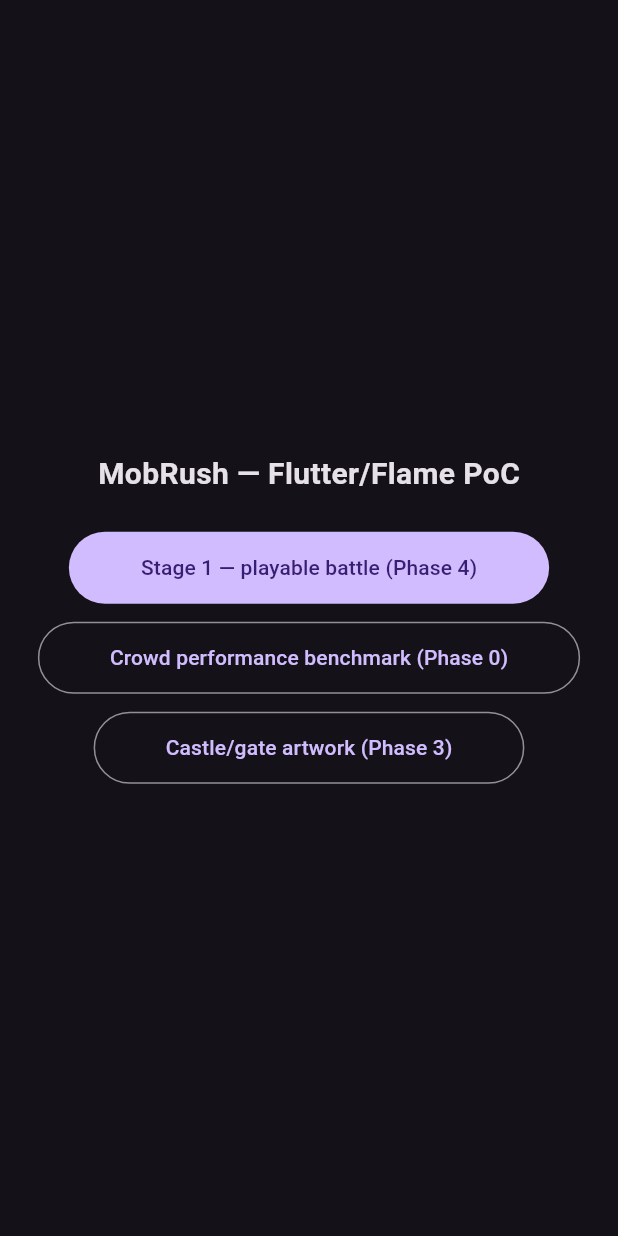
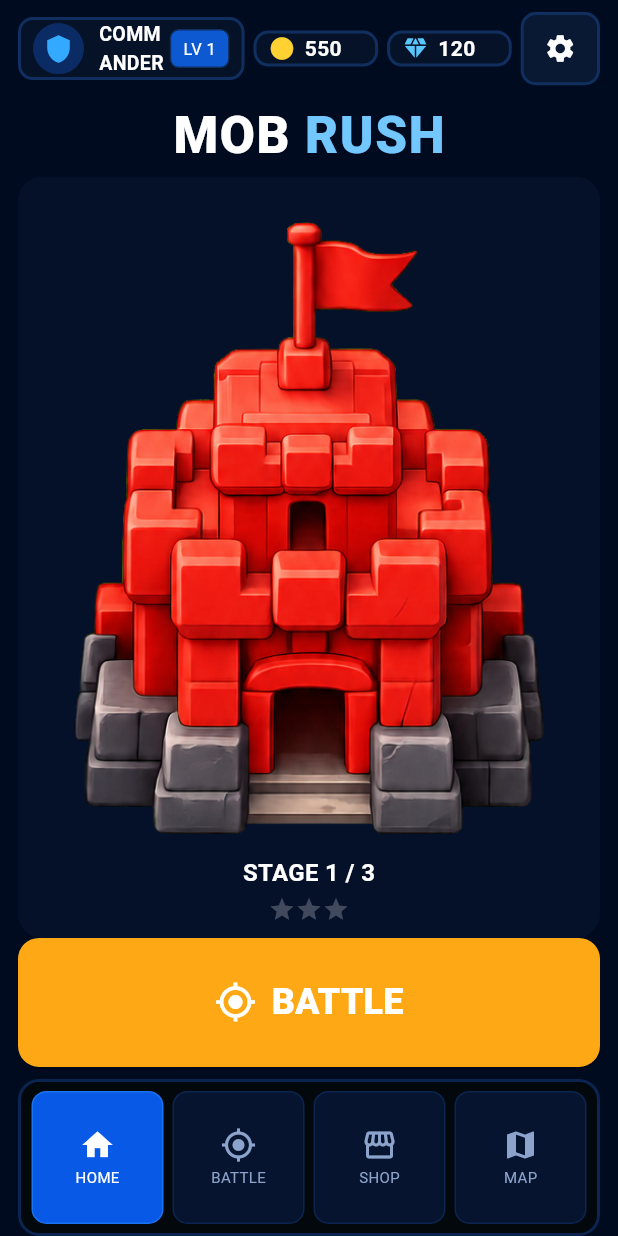
Before and after one commit to khalidgxg/mob-game-flutter, a Flutter app: the screen it shows after launch, on a phone screen of 412 x 824 dp. Run offline on Flutter 3.47's test engine with Material 3 defaults, Android fonts, the phone set to English and light mode, and no system bars; missing offline and left inert: flame.

Commit message:
Start Phase 5: port HomeMenu.cs to a real Flutter Home screen
home_screen.dart reproduces HomeMenu.cs's five bands (header, title,
campaign hero, BATTLE CTA, bottom nav) as ordinary Column/Expanded
flex layout instead of hand-tuned SetNormalizedRect calls, keeping
the same vertical rhythm (flex weights mirror HeaderTop/TitleTop/
HeroTop/PlayTop/NavTop). Reads real PlayerProfile fields (level,
currency, gems, stage stars) from mobrush_save; BATTLE pushes the
real Stage 1 scene from Phase 4. This is now main.dart's default
route (?preview=picker still reaches the raw scene picker).

Honestly incomplete: no real save persistence yet (fresh in-memory
profile per launch), Settings/How-To/secret-code panels are a single
placeholder dialog, Shop and Map nav tabs are stubs, and Home's own
art (wordmark, castle) isn't baked -- reuses Stage 1's castle PNG and
Material icons as an honest placeholder. All noted in the migration
plan's Phase 5 progress section.

Co-Authored-By: Claude Sonnet 5 <noreply@anthropic.com>
Claude-Session: https://claude.ai/code/session_01QnFCiv6qpE22A52FzSNZCh

```diff
--- /dev/null
+++ b/apps/poc_battle/lib/home_screen.dart
@@ -0,0 +1,342 @@
+import 'package:flutter/material.dart';
+import 'package:mobrush_save/mobrush_save.dart';
+
+import 'main.dart' show Stage1Screen;
+
+/// Port of `HomeMenu.cs` (708 lines of hand-anchored `RectTransform` code) —
+/// same five bands top to bottom (header, title, campaign hero, BATTLE CTA,
+/// bottom nav), same vertical rhythm, but as ordinary Flutter layout instead
+/// of normalized-rect math. `SafeArea` replaces `SafeAreaFitter`; `Column` +
+/// `Expanded` flex weights replace `SetNormalizedRect`'s five hand-tuned
+/// bands (kept proportional to the same numbers: header 55, title 62, hero
+/// 572, play 97, nav 118, out of ~1000 — see `HomeMenu`'s `NavTop`/`PlayTop`/
+/// `HeroTop`/`TitleTop`/`HeaderTop` constants this mirrors).
+///
+/// Not yet done: no real persistence — the profile here is a fresh
+/// in-memory `PlayerProfile`, not loaded from device storage the way
+/// `ProfileService` does in the live game. Settings modal, secret-code
+/// panel, and How To Play are also not ported yet; SHOP and MAP tabs are
+/// stubs. Home's own generated art (castle hero, wordmark, icon set) isn't
+/// baked yet either — this reuses Stage 1's real castle PNG and Material
+/// icons as the honest placeholder, the same "geometric fallback" spirit
+/// `HomeMenu.BuildCastleArt` uses when `Resources/Home/CastleHero` is
+/// missing.
+class HomeScreen extends StatefulWidget {
+  const HomeScreen({super.key});
+
+  @override
+  State<HomeScreen> createState() => _HomeScreenState();
+}
+
+class _HomeScreenState extends State<HomeScreen> {
+  final PlayerProfile _profile = PlayerProfile();
+
+  static const _bgNavy = Color(0xFF000B20);
+  static const _titleBlue = Color(0xFF73C7FF);
+  static const _gold = Color(0xFFFFD133);
+  static const _diamond = Color(0xFF59C7FF);
+  static const _playGold = Color(0xFFFFA815);
+  static const _chipDark = Color(0xF0061229);
+  static const _cardDark = Color(0xF2051129);
+  static const _headerBorder = Color(0xFF112F5E);
+  static const _navActive = Color(0xFF0859E6);
+  static const _navBorder = Color(0xFF0B2450);
+
+  int get _totalStages => 3; // Stage 1-3 content authored so far.
+  int get _completedStages =>
+      _profile.stageStars.where((e) => e.stars > 0).length;
+
+  @override
+  Widget build(BuildContext context) {
+    return Scaffold(
+      backgroundColor: _bgNavy,
+      body: SafeArea(
+        child: Padding(
+          padding: const EdgeInsets.symmetric(horizontal: 12),
+          child: Column(
+            children: [
+              const SizedBox(height: 8),
+              Expanded(flex: 55, child: _buildHeader()),
+              const SizedBox(height: 6),
+              Expanded(flex: 62, child: _buildTitle()),
+              Expanded(flex: 572, child: _buildCampaignHero()),
+              Expanded(flex: 97, child: _buildPlayButton()),
+              const SizedBox(height: 8),
+              Expanded(flex: 118, child: _buildBottomNav()),
+            ],
+          ),
+        ),
+      ),
+    );
+  }
+
+  // --- Header: player card, currency chips, settings ----------------------
+
+  Widget _buildHeader() {
+    return Row(
+      children: [
+        Expanded(
+          flex: 40,
+          child: _framedPanel(
+            color: _chipDark,
+            border: _headerBorder,
+            child: Row(
+              children: [
+                const SizedBox(width: 8),
+                _squareIcon(Icons.shield, const Color(0xFF33AAFF), const Color(0xFF0B2B64)),
+                const SizedBox(width: 10),
+                const Expanded(
+                  child: Text('COMMANDER',
+                      style: TextStyle(color: Colors.white, fontWeight: FontWeight.bold, fontSize: 13)),
+                ),
+                Container(
+                  margin: const EdgeInsets.only(right: 8),
+                  padding: const EdgeInsets.symmetric(horizontal: 8, vertical: 4),
+                  decoration: BoxDecoration(
+                    color: const Color(0xFF0D59D1),
+                    borderRadius: BorderRadius.circular(6),
+                    border: Border.all(color: _headerBorder),
+                  ),
+                  child: Text('LV ${_profile.playerLevel}',
+                      style: const TextStyle(color: Colors.white, fontSize: 11)),
+                ),
+              ],
+            ),
+          ),
+        ),
+        const SizedBox(width: 6),
+        Expanded(flex: 22, child: _currencyChip(_profile.currency.toString(), _gold, Icons.circle)),
+        const SizedBox(width: 6),
+        Expanded(flex: 22, child: _currencyChip(_profile.gems.toString(), _diamond, Icons.diamond)),
+        const SizedBox(width: 6),
+        Expanded(
+          flex: 14,
+          child: _framedPanel(
+            color: const Color(0xFF091933),
+            border: _headerBorder,
+            onTap: _showSettings,
+            child: const Center(child: Icon(Icons.settings, color: Colors.white, size: 22)),
+          ),
+        ),
+      ],
+    );
+  }
+
+  Widget _currencyChip(String value, Color accent, IconData icon) {
+    return _framedPanel(
+      color: _chipDark,
+      border: _headerBorder,
+      child: Row(
+        children: [
+          const SizedBox(width: 8),
+          Icon(icon, color: accent, size: 18),
+          const SizedBox(width: 6),
+          Expanded(
+            child: Text(value,
+                style: const TextStyle(color: Colors.white, fontWeight: FontWeight.bold, fontSize: 14)),
+          ),
+        ],
+      ),
+    );
+  }
+
+  // --- Title ----------------------------------------------------------------
+
+  Widget _buildTitle() {
+    return const Center(
+      child: Text.rich(
+        TextSpan(children: [
+          TextSpan(text: 'MOB ', style: TextStyle(color: Colors.white)),
+          TextSpan(text: 'RUSH', style: TextStyle(color: _titleBlue)),
+        ]),
+        style: TextStyle(fontSize: 34, fontWeight: FontWeight.w900, letterSpacing: 1),
+      ),
+    );
+  }
+
+  // --- Campaign hero: castle art + progression -----------------------------
+
+  Widget _buildCampaignHero() {
+    final currentStage = (_completedStages + 1).clamp(1, _totalStages);
+    final currentStageStars = _profile.getStageStars('stage_$currentStage');
+    return Container(
+      decoration: BoxDecoration(
+        color: _cardDark,
+        borderRadius: BorderRadius.circular(16),
+      ),
+      padding: const EdgeInsets.all(10),
+      child: Column(
+        children: [
+          Expanded(
+            child: ClipRRect(
+              borderRadius: BorderRadius.circular(12),
+              child: Image.asset(
+                'assets/structures/stage1/castle_main.png',
+                fit: BoxFit.contain,
+              ),
+            ),
+          ),
+          const SizedBox(height: 8),
+          Text('STAGE $currentStage / $_totalStages',
+              style: const TextStyle(color: Colors.white, fontWeight: FontWeight.bold, fontSize: 16)),
+          const SizedBox(height: 4),
+          Row(
+            mainAxisAlignment: MainAxisAlignment.center,
+            children: List.generate(
+              3,
+              (i) => Icon(
+                Icons.star,
+                size: 18,
+                color: i < currentStageStars ? _gold : Colors.white24,
+              ),
+            ),
+          ),
+        ],
+      ),
+    );
+  }
+
+  // --- Primary CTA ------------------------------------------------------------
+
+  Widget _buildPlayButton() {
+    return SizedBox.expand(
+      child: ElevatedButton(
+        style: ElevatedButton.styleFrom(
+          backgroundColor: _playGold,
+          shape: RoundedRectangleBorder(borderRadius: BorderRadius.circular(14)),
+        ),
+        onPressed: _startBattle,
+        child: const Row(
+          mainAxisAlignment: MainAxisAlignment.center,
+          children: [
+            Icon(Icons.gps_fixed, color: Colors.white, size: 28),
+            SizedBox(width: 10),
+            Text('BATTLE',
+                style: TextStyle(color: Colors.white, fontSize: 24, fontWeight: FontWeight.w900)),
+          ],
+        ),
+      ),
+    );
+  }
+
+  // --- Bottom nav -------------------------------------------------------------
+
+  Widget _buildBottomNav() {
+    final items = [
+      (_NavTab.home, Icons.home, 'HOME'),
+      (_NavTab.battle, Icons.gps_fixed, 'BATTLE'),
+      (_NavTab.shop, Icons.storefront, 'SHOP'),
+      (_NavTab.map, Icons.map, 'MAP'),
+    ];
+    return Container(
+      decoration: BoxDecoration(
+        color: const Color(0xFC03080D),
+        borderRadius: BorderRadius.circular(14),
+        border: Border.all(color: _navBorder, width: 2),
+      ),
+      padding: const EdgeInsets.symmetric(horizontal: 4, vertical: 6),
+      child: Row(
+        children: items.map((item) {
+          final active = item.$1 == _NavTab.home;
+          return Expanded(
+            child: GestureDetector(
+              onTap: () => _onNavTap(item.$1),
+              child: Container(
+                margin: const EdgeInsets.symmetric(horizontal: 3),
+                decoration: BoxDecoration(
+                  color: active ? _navActive : const Color(0xFB061430),
+                  borderRadius: BorderRadius.circular(10),
+                  border: Border.all(
+                    color: active ? const Color(0xFF1A73F2) : _navBorder,
+                  ),
+                ),
+                child: Column(
+                  mainAxisAlignment: MainAxisAlignment.center,
+                  children: [
+                    Icon(item.$2, color: active ? Colors.white : const Color(0xFF8CA3CC), size: 24),
+                    const SizedBox(height: 2),
+                    Text(item.$3,
+                        style: TextStyle(
+                          fontSize: 10,
+                          color: active ? Colors.white : const Color(0xFF8CA3CC),
+                        )),
+                  ],
+                ),
+              ),
+            ),
+          );
+        }).toList(),
+      ),
+    );
+  }
+
+  void _onNavTap(_NavTab tab) {
+    switch (tab) {
+      case _NavTab.home:
+        break;
+      case _NavTab.battle:
+        _startBattle();
+      case _NavTab.shop:
+      case _NavTab.map:
+        ScaffoldMessenger.of(context).showSnackBar(
+          const SnackBar(content: Text('Not built yet — Phase 5 follow-up.')),
+        );
+    }
+  }
+
+  void _startBattle() {
+    Navigator.of(context).push(
+      MaterialPageRoute(builder: (_) => const Stage1Screen()),
+    );
+  }
+
+  void _showSettings() {
+    showDialog<void>(
+      context: context,
+      builder: (context) => AlertDialog(
+        backgroundColor: const Color(0xFF0D1523),
+        title: const Text('SETTINGS', style: TextStyle(color: _titleBlue)),
+        content: const Text(
+          'Sound toggle, How to Play, and secret code entry are not ported '
+          'from HomeMenu.cs yet.',
+          style: TextStyle(color: Colors.white70),
+        ),
+        actions: [
+          TextButton(
+            onPressed: () => Navigator.of(context).pop(),
+            child: const Text('CLOSE'),
+          ),
+        ],
+      ),
+    );
+  }
+
+  Widget _framedPanel({
+    required Color color,
+    required Color border,
+    required Widget child,
+    VoidCallback? onTap,
+  }) {
+    final panel = Container(
+      decoration: BoxDecoration(
+        color: color,
+        borderRadius: BorderRadius.circular(10),
+        border: Border.all(color: border, width: 2),
+      ),
+      child: child,
+    );
+    if (onTap == null) return panel;
+    return GestureDetector(onTap: onTap, child: panel);
+  }
+
+  Widget _squareIcon(IconData icon, Color fg, Color bg) {
+    return Container(
+      width: 34,
+      height: 34,
+      decoration: BoxDecoration(color: bg, shape: BoxShape.circle),
+      child: Icon(icon, color: fg, size: 20),
+    );
+  }
+}
+
+enum _NavTab { home, battle, shop, map }
--- a/apps/poc_battle/lib/main.dart
+++ b/apps/poc_battle/lib/main.dart
@@ -2,6 +2,7 @@ import 'package:flame/game.dart';
 import 'package:flutter/material.dart';
 
 import 'battle_game.dart';
+import 'home_screen.dart';
 import 'stage1_game.dart';
 import 'structure_preview_game.dart';
 
@@ -30,7 +31,9 @@ class PocApp extends StatelessWidget {
         'crowd' => const BattleScreen(),
         // The APK build has no query string to read, so on-device testing
         // needs an in-app picker instead of the web-only ?preview= links.
-        _ => const _ScenePicker(),
+        'picker' => const _ScenePicker(),
+        // Phase 5: HomeMenu.cs's port is the real entry point now.
+        _ => const HomeScreen(),
       },
     );
   }
--- a/apps/poc_battle/pubspec.yaml
+++ b/apps/poc_battle/pubspec.yaml
@@ -14,6 +14,8 @@ dependencies:
     path: ../../packages/mobrush_sim
   mobrush_data:
     path: ../../packages/mobrush_data
+  mobrush_save:
+    path: ../../packages/mobrush_save
 
 dev_dependencies:
   flutter_test:
```
Also changed, not shown: apps/poc_battle/pubspec.lock, 2 other files.
